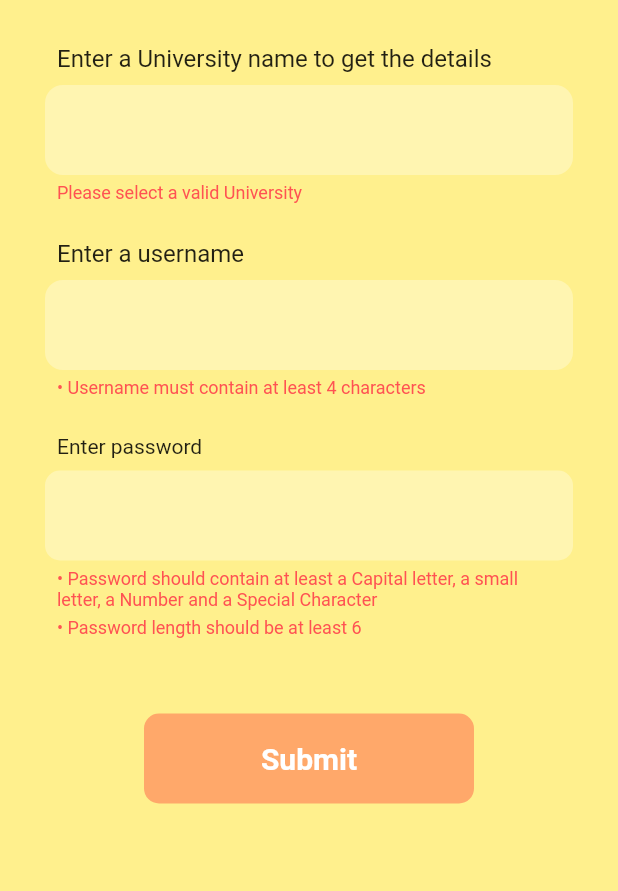
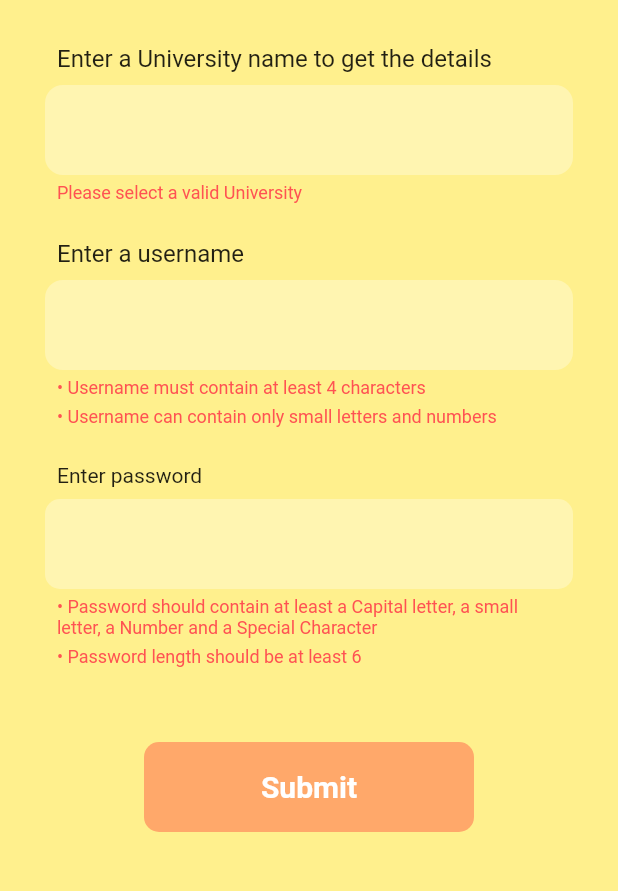
Before and after one commit to nibir30/unisearch_test, a Flutter app: the screen it shows after launch, after a tap on "Submit", on a phone screen of 412 x 824 dp, the part 128-1019 px from its top. Run offline on Flutter 3.47's test engine with Material 2 defaults, Android fonts, the light colour scheme and no system bars; our stand-ins replace bloc, flutter_bloc.

Commit message:
final commit & submission

```diff
--- a/unisearch_test/lib/api_gateway/api_collection/search_api/search_api.dart
+++ b/unisearch_test/lib/api_gateway/api_collection/search_api/search_api.dart
@@ -7,9 +7,11 @@ class SearchApi {
     List<SearchResultModel> list = [];
 
     for (var i = 0; i < responseJson!.length; i++) {
+      /// converting json data to model
       final SearchResultModel _singleResult = SearchResultModel.fromJson(responseJson[i]);
       list.add(_singleResult);
     }
+
     GetSearchResultsModel _response = GetSearchResultsModel(list);
 
     return _response;
--- a/unisearch_test/lib/api_gateway/repositories/search_repository/search_repository.dart
+++ b/unisearch_test/lib/api_gateway/repositories/search_repository/search_repository.dart
@@ -15,8 +15,9 @@ class SearchRepositoryImpl implements SearchRepository {
   @override
   Future<GetSearchResultsEntity?> getSearchData(SearchRequestEntity searchRequestEntity) async {
     final GetSearchResultsModel? _response = await _searchDataSource.getSearchData(searchRequestEntity);
-    GetSearchResultsEntity? _searchEntity;
-    _searchEntity = _response!.toEntity();
+
+    /// converting models to entities
+    GetSearchResultsEntity? _searchEntity = _response!.toEntity();
     return _searchEntity;
   }
 }
--- a/unisearch_test/lib/features/search/presentation/pages/search_page.dart
+++ b/unisearch_test/lib/features/search/presentation/pages/search_page.dart
@@ -49,6 +49,7 @@ class _SearchPageState extends State<SearchPage> {
   bool isPassword6char = true;
   bool isPasswordstrong = true;
   bool isUsernameSmall = false;
+  bool isUsernameValid = true;
 
   //password validation checker
   RegExp pass_valid = RegExp(r"(?=.*\d)(?=.*[a-z])(?=.*[A-Z])(?=.*\W)");
@@ -129,8 +130,10 @@ class _SearchPageState extends State<SearchPage> {
                                   child: TextField(
                                     onChanged: (value) {
                                       setState(() {
+                                        /// open the dropdown suggestion list
                                         showResults = false;
                                         showDropDown = true;
+
                                         searchLength = value.length;
                                         if (value.length > 2) {
                                           /// calls api if the query is at least of 3 characters
@@ -212,6 +215,16 @@ class _SearchPageState extends State<SearchPage> {
                                   } else {
                                     isUsernameSmall = false;
                                   }
+                                  final validCharacters = RegExp(r'^[a-z0-9]+$');
+                                  final invalidFirstLetter = RegExp(r'^[0-9]+$');
+
+                                  /// checking if username contains Capital, specail letters.
+                                  /// Or a digit at the start
+                                  if (!validCharacters.hasMatch(value) || value.startsWith(invalidFirstLetter)) {
+                                    isUsernameValid = false;
+                                  } else {
+                                    isUsernameValid = true;
+                                  }
 
                                   /// hides result
                                   showResults = false;
@@ -235,6 +248,22 @@ class _SearchPageState extends State<SearchPage> {
                                 padding: const EdgeInsets.symmetric(horizontal: 8.0),
                                 child: Text(
                                   "•	Username must contain at least 4 characters",
+                                  style: TextStyle(
+                                    color: Colors.redAccent,
+                                    fontSize: 12,
+                                  ),
+                                ),
+                              ),
+                            ],
+                          ),
+                        if (!isUsernameValid)
+                          Column(
+                            children: [
+                              SizedBox(height: 5),
+                              Padding(
+                                padding: const EdgeInsets.symmetric(horizontal: 8.0),
+                                child: Text(
+                                  "•	Username can contain only small letters and numbers",
                                   style: TextStyle(
                                     color: Colors.redAccent,
                                     fontSize: 12,
@@ -414,6 +443,16 @@ class _SearchPageState extends State<SearchPage> {
                               } else {
                                 isUsernameSmall = false;
                               }
+
+                              /// checking if username contains Capital, specail letters.
+                              /// Or a digit at the start
+                              final validCharacters = RegExp(r'^[a-z0-9]+$');
+                              final invalidFirstLetter = RegExp(r'^[0-9]+$');
+                              if (!validCharacters.hasMatch(usernameController.text) || usernameController.text.startsWith(invalidFirstLetter)) {
+                                isUsernameValid = false;
+                              } else {
+                                isUsernameValid = true;
+                              }
                             });
                           },
                           child: Container(
@@ -437,7 +476,7 @@ class _SearchPageState extends State<SearchPage> {
                       ],
                     ),
                     //checking everything after submission
-                    if (isVarsitySelected && showResults && (isPassword6char && isPasswordstrong && !isUsernameSmall))
+                    if (isVarsitySelected && showResults && (isPassword6char && isPasswordstrong && !isUsernameSmall && isUsernameValid))
                       Column(
                         crossAxisAlignment: CrossAxisAlignment.start,
                         children: [
--- a/unisearch_test/lib/features/search/presentation/searchBloc/search_bloc.dart
+++ b/unisearch_test/lib/features/search/presentation/searchBloc/search_bloc.dart
@@ -3,7 +3,6 @@ import 'dart:async';
 import 'package:bloc/bloc.dart';
 import 'package:meta/meta.dart';
 import 'package:unisearch_test/api_gateway/repositories/search_repository/search_repository.dart';
-import 'package:unisearch_test/features/search/domain/entities/search_result_entity.dart';
 import 'package:unisearch_test/features/search/domain/usecase/search_usecase.dart';
 import '../../domain/entities/get_search_results_entity.dart';
 import '../../domain/entities/search_request_entity.dart';
--- a/unisearch_test/lib/features/search/presentation/searchBloc/search_state.dart
+++ b/unisearch_test/lib/features/search/presentation/searchBloc/search_state.dart
@@ -19,10 +19,5 @@ class SearchCreatedState extends SearchState {
     this.getSearchResultsEntity,
   );
 }
-// class SearchVerifiedState extends SearchState {
-//   final SearchVerificationResponseEntity SearchVerificationResponseEntity;
-
-//   SearchVerifiedState(this.SearchVerificationResponseEntity);
-// }
 
 class SearchSuccessState extends SearchState {}
--- a/unisearch_test/lib/main.dart
+++ b/unisearch_test/lib/main.dart
@@ -35,8 +35,6 @@ class _MyHomePageState extends State<MyHomePage> {
   @override
   Widget build(BuildContext context) {
     return Scaffold(
-      // body: TestPage(),
-      // body: NavigationExample(),
       body: SearchPage(),
     );
   }
```
Also changed, not shown: unisearch_test/lib/features/search/data/dataSources/search_data_source.dart (+8 -0 lines).
